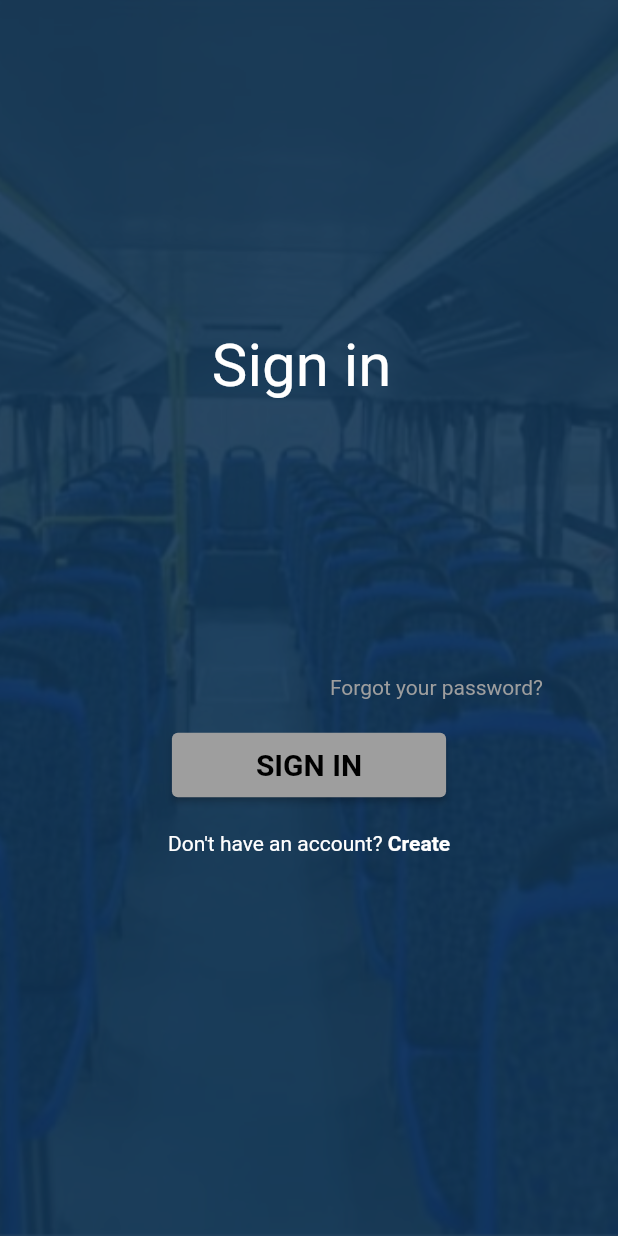
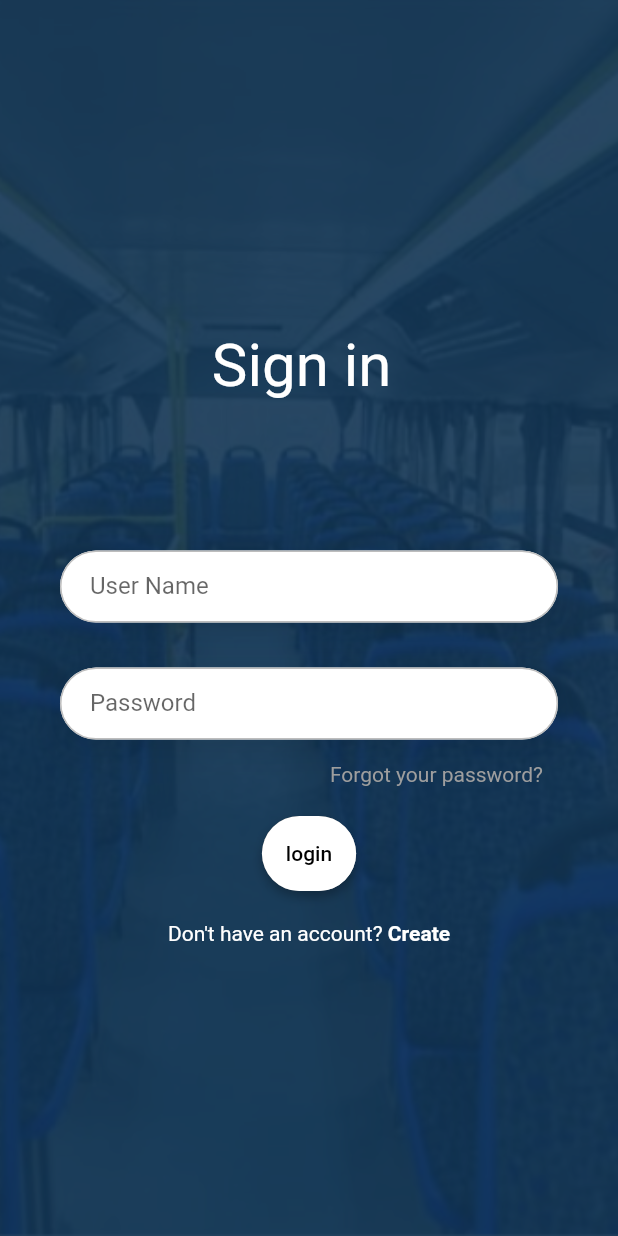
Before and after one commit to raghda287/BusApp, a Flutter app: the LoginPage screen opened directly, on a phone screen of 412 x 824 dp. Run offline on Flutter 3.47's test engine with Material 2 defaults, Android fonts, the phone set to English and light mode, and no system bars; our stand-ins replace flutter_bloc, font_awesome_flutter, get, hexcolor, otp_text_field; accounts and stored records are empty; statements that could not run were skipped.

Commit message:
Update login_page.dart

```diff
--- a/lib/modules/auth/widgets/login/login_page.dart
+++ b/lib/modules/auth/widgets/login/login_page.dart
@@ -1,50 +1,60 @@
-import 'dart:convert';
+
+import 'dart:io';
 
 import 'package:easy_bus_app/modules/auth/forgot_password.dart';
-import 'package:easy_bus_app/modules/auth/profile.dart';
-import 'package:easy_bus_app/modules/auth/register_page.dart';
+import 'package:easy_bus_app/modules/auth/widgets/register/register_page.dart';
+import 'package:easy_bus_app/modules/auth/widgets/login/cubit.dart';
+import 'package:easy_bus_app/modules/auth/widgets/login/states.dart';
+import 'package:easy_bus_app/modules/profile/profile.dart';
+import 'package:easy_bus_app/shared/components/components.dart';
 import 'package:flutter/gestures.dart';
 import 'package:flutter/material.dart';
+import 'package:flutter_bloc/flutter_bloc.dart';
 import 'package:get/get.dart';
-import '../common/theme_helper.dart';
-import 'package:http/http.dart' as http;
+import '../../../common/theme_helper.dart';
 
-class LoginPage extends StatefulWidget {
-  const LoginPage({Key? key}) : super(key: key);
 
-  @override
-  _LoginPageState createState() => _LoginPageState();
-}
+class LoginPage extends StatelessWidget {
+  final _formKey = GlobalKey<FormState>();
+  var emailController = TextEditingController();
+  var passwordController = TextEditingController();
 
-class _LoginPageState extends State<LoginPage> {
-  final Key _formKey = GlobalKey<FormState>();
-  Future getLogin() async {
-    var url = Uri.parse("https://easybus-api.herokuapp.com/signUp/passenger");
-    var respone = await http.post(url,headers: <String,String>
-    {
-      'Content-Type': 'application/json; charset=UTF-8',
-    },
-        body:jsonEncode(<String, String>{
-      "email":"raghda4@gmail.com",
-      "password":"Bushra2020",
-          "fName":"raghda",
-          "lName":"khairy",
-          "phoneNumber":"667898",
 
-    }));
-    var responsebody = jsonDecode(respone.body);
-    print(responsebody);
-    return responsebody;
 
-  }
 
   @override
   Widget build(BuildContext context) {
+
+
+    return BlocProvider(
+      create: (BuildContext context)  => UserLoginCubit(),
+      child: BlocConsumer<UserLoginCubit,UserLoginStates>(
+
+       listener : (context, UserLoginStates) {
+          if (UserLoginStates is UserLoginSuccessState)
+          {
+
+            if (UserLoginStates.loginModel.status)
+            {
+              print(UserLoginStates.loginModel.message);
+
+              showToast(text: UserLoginStates.loginModel.message, state: ToastStates.SUCCESS);
+
+Get.offAll(ProfilePage);
+
+            } else {
+
+
+              showToast(
+                text: UserLoginStates.loginModel.message,
+                state: ToastStates.WARNING,
+              );
+            }
+          }
+        },
+        builder: (BuildContext context, state) {
           return Scaffold(
-      body: FutureBuilder(
-        future: getLogin(),
-        builder: (BuildContext context, AsyncSnapshot<dynamic> snapshot) {
-            return Stack(
+          body: Stack(
             children: [
               Container(
                 decoration: const BoxDecoration(
@@ -86,7 +96,7 @@ class _LoginPageState extends State<LoginPage> {
                               children: [
                                 Container(
                                   child: TextField(
-
+                                    controller: emailController,
                                     decoration: ThemeHelper()
                                         .textInputDecoration('User Name',
                                         'Enter your user name'),
@@ -96,14 +106,33 @@ class _LoginPageState extends State<LoginPage> {
                                 ),
                                 const SizedBox(height: 30.0),
                                 Container(
-                                    child: TextField(
-                                      obscureText: true,
-                                      decoration: ThemeHelper()
-                                          .textInputDecoration('Password',
-                                              'Enter your password'),
+                                  decoration: ThemeHelper().inputBoxDecorationShaddow(),
+                                  child: TextFormField(
+
+                                    decoration: ThemeHelper().textInputDecoration('Password'),
+
+                                    controller: passwordController,
+
+                                    keyboardType: TextInputType.visiblePassword,
+
+
+                                    onChanged: (value) {
+                                      if (_formKey.currentState!.validate()) {
+                                        UserLoginCubit.get(context).userLogin(
+                                          email: emailController.text,
+                                          password: passwordController.text,
+                                        );
+
+                                      }
+                                    },
+
+                                    validator: ( value) {
+                                      if (value!.isEmpty) {
+                                        return 'password is too short';
+                                      }
+                                    },
+
                                   ),
-                                    decoration: ThemeHelper()
-                                        .inputBoxDecorationShaddow(),
                                 ),
                                 const SizedBox(height: 15.0),
                                 Container(
@@ -112,7 +141,7 @@ class _LoginPageState extends State<LoginPage> {
                                   alignment: Alignment.topRight,
                                   child: GestureDetector(
                                     onTap: () {
-                                        Get.to(ForgotPasswordPage());
+                                      Get.to(const ForgotPasswordPage());
                                     },
                                     child: const Text(
                                       "Forgot your password?",
@@ -126,26 +155,29 @@ class _LoginPageState extends State<LoginPage> {
                                   decoration: ThemeHelper()
                                       .buttonBoxDecoration(context),
                                   child: ElevatedButton(
+                                    style: ThemeHelper().buttonStyle(),
 
-                                      style: ThemeHelper().buttonStyle(),
-                                      child: Padding(
-                                        padding: const EdgeInsets.fromLTRB(
-                                            40, 10, 40, 10),
-                                        child: Text(
+                                    onPressed:  () {
+                                          if (_formKey.currentState!
+                                              .validate()) {
+                                            UserLoginCubit.get(context)
+                                                .userLogin(
+                                              email: emailController.text,
+                                              password: passwordController.text,
 
-                                          'Sign In'.toUpperCase(),
-                                          style: const TextStyle(
-                                              fontSize: 20,
-                                              fontWeight: FontWeight.bold,
-                                              color: Colors.black),
+                                            );
+                                          }
+                                        },
+
+                                        child: const Text('login'),
                                       ),
+
+
                                   ),
-                                      onPressed: () {
-                                        getLogin();
-                                        Get.off(ProfilePage());
-                                      },
-                                    ),
-                                  ),
+
+
+
+
                                 Container(
                                   margin: const EdgeInsets.fromLTRB(
                                       10, 20, 10, 20),
@@ -159,7 +191,7 @@ class _LoginPageState extends State<LoginPage> {
                                       text: "Create",
                                       recognizer: TapGestureRecognizer()
                                         ..onTap = () {
-                                            Get.to(RegistrationPage());
+                                          Get.to( RegistrationPage());
                                         },
                                       style: TextStyle(
                                           fontWeight: FontWeight.bold,
@@ -176,8 +208,10 @@ class _LoginPageState extends State<LoginPage> {
                 ),
               )
             ],
-            );
-        },
+
+          ),
+        );  },
+
       ),
     );
         }
```
Lines whose indentation alone changed are shown as unchanged.
